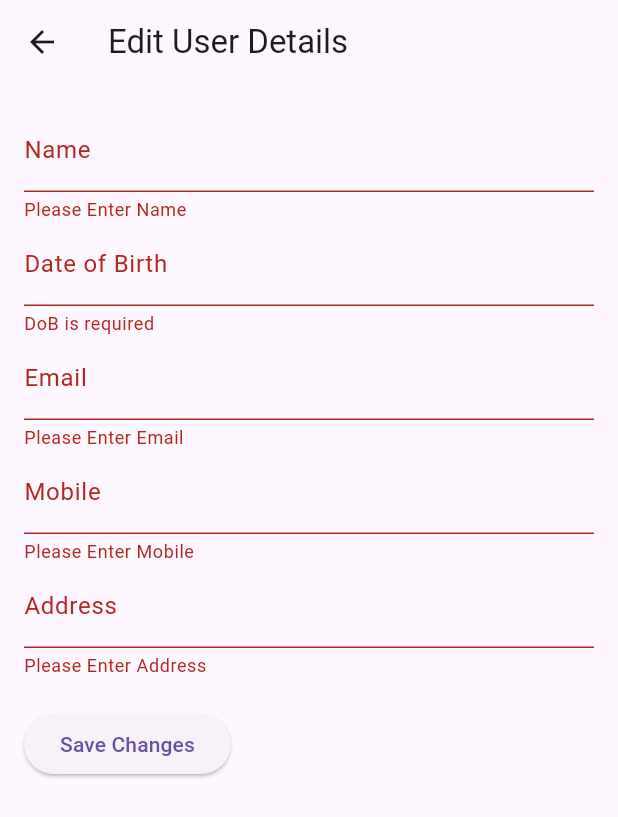
After one commit to Jdayasagar77/rail_book_pip, a Flutter app: the EditUserDetailsPage screen opened directly, after a tap on "Save Changes", on a phone screen of 412 x 824 dp. The commit adds this screen. Shown: the top 817 px of the screen. Run offline on Flutter 3.47's test engine with Material 3 defaults, Android fonts, the phone set to English and light mode, and no system bars; our stand-ins replace cloud_firestore, firebase_auth, firebase_core, image_picker, shared_preferences; accounts and stored records are empty.

Commit message:
Seventh Commit with Edit User Page

```diff
--- /dev/null
+++ b/lib/screens/edit_user.dart
@@ -0,0 +1,126 @@
+import 'package:cloud_firestore/cloud_firestore.dart';
+import 'package:flutter/material.dart';
+
+class EditUserDetailsPage extends StatefulWidget {
+  @override
+  _EditUserDetailsPageState createState() => _EditUserDetailsPageState();
+}
+
+class _EditUserDetailsPageState extends State<EditUserDetailsPage> {
+  final _formKey = GlobalKey<FormState>();
+  TextEditingController _nameController = TextEditingController();
+  TextEditingController _dobController = TextEditingController();
+  TextEditingController _emailController = TextEditingController();
+  TextEditingController _mobileController = TextEditingController();
+  TextEditingController _addressController = TextEditingController();
+
+  @override
+  void initState() {
+    super.initState();
+    // Fetch user details from Firebase and pre-fill the fields
+    FirebaseFirestore.instance.collection('Users').doc('user_id').get().then((snapshot) {
+      if (snapshot.exists) {
+        var data = snapshot.data();
+        _nameController.text = data?['name'];
+        _dobController.text = data?['dob'];
+        _emailController.text = data?['email'];
+        _mobileController.text = data?['mobile'];
+        _addressController.text = data?['address'];
+      }
+    });
+  }
+
+  @override
+  Widget build(BuildContext context) {
+    return Scaffold(
+      appBar: AppBar(
+        title: Text('Edit User Details'),
+      ),
+      body: Padding(
+        padding: EdgeInsets.all(16.0),
+        child: Form(
+          key: _formKey,
+          child: Column(
+            crossAxisAlignment: CrossAxisAlignment.start,
+            children: <Widget>[
+              TextFormField(
+                controller: _nameController,
+                decoration: InputDecoration(labelText: 'Name'),
+                validator: (value) {
+                            if (value == null || value.isEmpty) {
+                              return 'Please Enter Name';
+                            }
+                            return null;
+                          }
+              ),
+              TextFormField(
+                controller: _dobController,
+                decoration: InputDecoration(labelText: 'Date of Birth'),
+                validator: (value) {
+                            if (value == null || value.isEmpty) {
+                              return 'DoB is required';
+                            }
+                            return null;
+                          }
+              ),
+              TextFormField(
+                controller: _emailController,
+                decoration: InputDecoration(labelText: 'Email'),
+                validator: (value) {
+                            if (value == null || value.isEmpty) {
+                              return 'Please Enter Email';
+                            }
+                            return null;
+                          }
+              ),
+              TextFormField(
+                controller: _mobileController,
+                decoration: InputDecoration(labelText: 'Mobile'),
+                validator:(value) {
+                            if (value == null || value.isEmpty) {
+                              return 'Please Enter Mobile';
+                            }
+                            return null;
+                          }
+              ),
+              TextFormField(
+                controller: _addressController,
+                decoration: InputDecoration(labelText: 'Address'),
+                validator: (value) {
+                            if (value == null || value.isEmpty) {
+                              return 'Please Enter Address';
+                            }
+                            return null;
+                          }
+              ),
+              SizedBox(height: 20.0),
+              ElevatedButton(
+                onPressed: () {
+                  if (_formKey.currentState!.validate()) {
+                    // Update user details in Firebase
+                    FirebaseFirestore.instance.collection('Users').doc('user_id').update({
+                      'name': _nameController.text,
+                      'dob': _dobController.text,
+                      'email': _emailController.text,
+                      'mobile': _mobileController.text,
+                      'address': _addressController.text,
+                    }).then((value) {
+                      ScaffoldMessenger.of(context).showSnackBar(
+                        SnackBar(content: Text('User details updated successfully')),
+                      );
+                    }).catchError((error) {
+                      ScaffoldMessenger.of(context).showSnackBar(
+                        SnackBar(content: Text('Failed to update user details')),
+                      );
+                    });
+                  }
+                },
+                child: Text('Save Changes'),
+              ),
+            ],
+          ),
+        ),
+      ),
+    );
+  }
+}
--- a/lib/screens/sign_up.dart
+++ b/lib/screens/sign_up.dart
@@ -95,7 +95,10 @@ db.collection("Users").doc(userCredential.user?.uid).set(user, SetOptions(merge:
                                   height: 100,
 
                   child: _image == null
-                ? const Text('No image selected.')
+                ? const Text(
+                  'No image selected.',
+                  textAlign: TextAlign.center,
+                )
                 : Image.file(File(_image!.path)),
                 ),
               const SizedBox(
@@ -296,7 +299,7 @@ db.collection("Users").doc(userCredential.user?.uid).set(user, SetOptions(merge:
                 ),
               ),
               const SizedBox(
-                height: 30.0,
+                height: 15.0,
               ),
               const Text(
                 "or LogIn with",
@@ -306,7 +309,7 @@ db.collection("Users").doc(userCredential.user?.uid).set(user, SetOptions(merge:
                     fontWeight: FontWeight.w500),
               ),
               const SizedBox(
-                height: 30.0,
+                height: 10.0,
               ),
               Row(
                 mainAxisAlignment: MainAxisAlignment.center,
@@ -329,7 +332,7 @@ db.collection("Users").doc(userCredential.user?.uid).set(user, SetOptions(merge:
                 ],
               ),
               const SizedBox(
-                height: 30.0,
+                height: 10.0,
               ),
               Row(
                 mainAxisAlignment: MainAxisAlignment.center,
--- a/lib/screens/tabs/my_account_tab.dart
+++ b/lib/screens/tabs/my_account_tab.dart
@@ -5,6 +5,7 @@ import 'package:flutter/material.dart';
 import 'package:rail_book_pip/models/constants.dart';
 import 'package:rail_book_pip/models/shared_preferences.dart';
 import 'package:rail_book_pip/screens/change_password.dart';
+import 'package:rail_book_pip/screens/edit_user.dart';
 import 'package:shared_preferences/shared_preferences.dart';
 
 class MyAccountTab extends StatefulWidget {
@@ -79,6 +80,8 @@ docRef.get().then(
               ),
               GestureDetector(
                         onTap: (){
+                        Navigator.push(context,
+                          MaterialPageRoute(builder: (context) => EditUserDetailsPage()));
 
                         },
                         child: Container(
```
